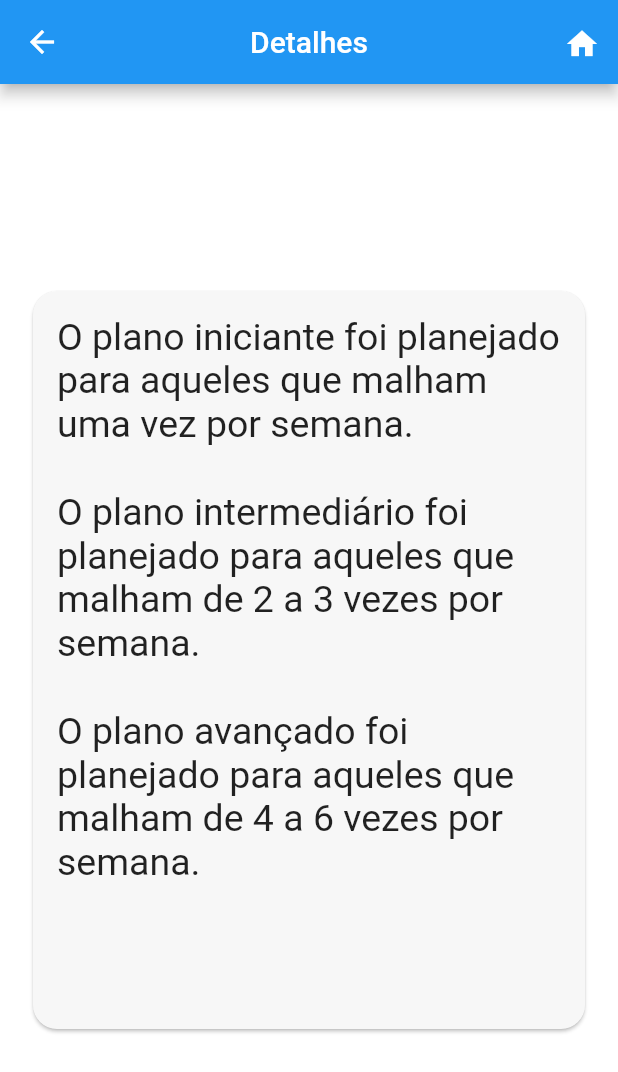
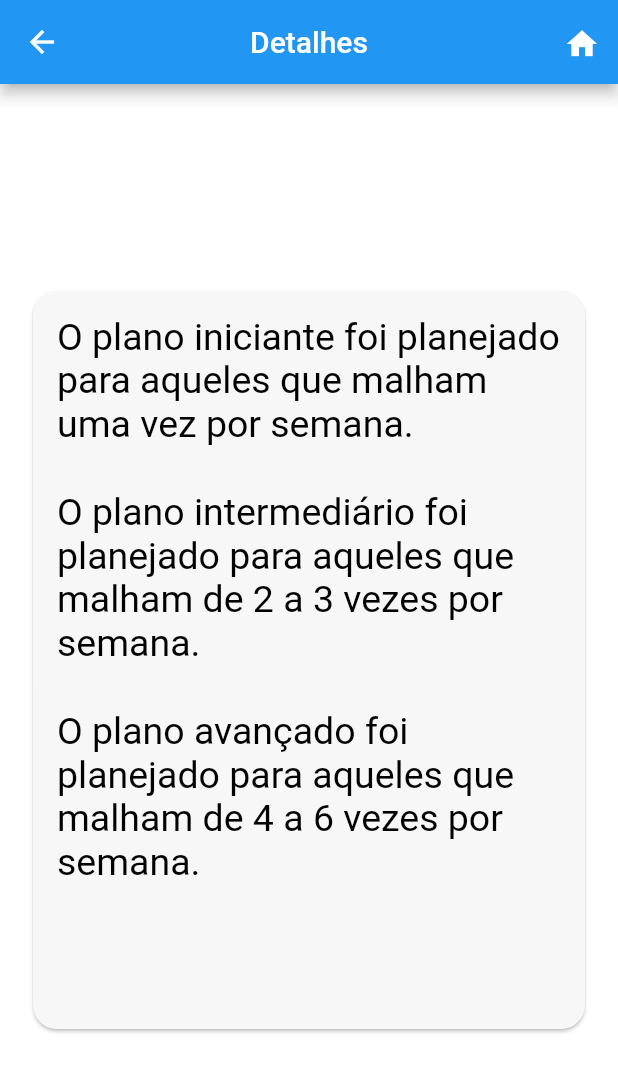
Before and after one commit to fernandosaints/HomeFit, a Flutter app: the Info screen opened directly, on a phone screen of 412 x 824 dp. Shown: the top 1072 px of the screen. Run offline on Flutter 3.47's test engine with Material 2 defaults, Android fonts, the light colour scheme and no system bars; our stand-ins replace firebase_auth, flutter_swiper, percent_indicator, rflutter_alert; accounts and stored records are empty.

Commit message:
adição de row

```diff
--- a/lib/UI/HomePage.dart
+++ b/lib/UI/HomePage.dart
@@ -74,6 +74,7 @@ class _HomePageState extends State<HomePage> {
                 ),
               ),
 
+              // Iniciante Button
               Padding(
                 padding: const EdgeInsets.all(32.0),
                 child: ButtonTheme(
--- a/lib/UI/Info.dart
+++ b/lib/UI/Info.dart
@@ -10,11 +10,23 @@ class Info extends StatelessWidget {
     return Container(
       child: Column(
         children: <Widget>[
-          Text("O plano iniciante foi planejado para aqueles que malham uma vez por semana.", style: TextStyle(fontSize: 25)),
+          Row(children: <Widget>[
+            Expanded(
+              child: Text("O plano iniciante foi planejado para aqueles que malham uma vez por semana.",
+              style: TextStyle(fontSize: 25,color: Colors.black)),),
+          ],),
           SizedBox(height: 30,),
-          Text("O plano intermediário foi planejado para aqueles que malham de 2 a 3 vezes por semana.", style: TextStyle(fontSize: 25)),
+          Row(children: <Widget>[
+            Expanded(
+              child: Text("O plano intermediário foi planejado para aqueles que malham de 2 a 3 vezes por semana.",
+              style: TextStyle(fontSize: 25, color: Colors.black)),),
+          ],),
           SizedBox(height: 30,),
-          Text("O plano avançado foi planejado para aqueles que malham de 4 a 6 vezes por semana.", style: TextStyle(fontSize: 25))
+          Row(children: <Widget>[
+            Expanded(
+              child: Text("O plano avançado foi planejado para aqueles que malham de 4 a 6 vezes por semana.",
+              style: TextStyle(fontSize: 25, color: Colors.black)),),
+          ],),
         ],
       ),
     );
--- a/lib/UI/LoginSignupPage.dart
+++ b/lib/UI/LoginSignupPage.dart
@@ -46,11 +46,10 @@ class _LoginSignupPageState extends State<LoginSignupPage> {
           print('Signed in: $userId');
         } else {
           userId = await widget.auth.signUp(_email, _password);
-          //widget.auth.sendEmailVerification();
-          //_showVerifyEmailSentDialog();
+
           print('Signed up user: $userId');
           Alert(context: context,
-            style: AlertStyle(isCloseButton: false), //alertStyle,
+            style: AlertStyle(isCloseButton: false),
             type: AlertType.success,
             title: "USUÁRIO CADASTRADO",
             desc: "Seu usuário foi cadastrado com sucesso.",
```
